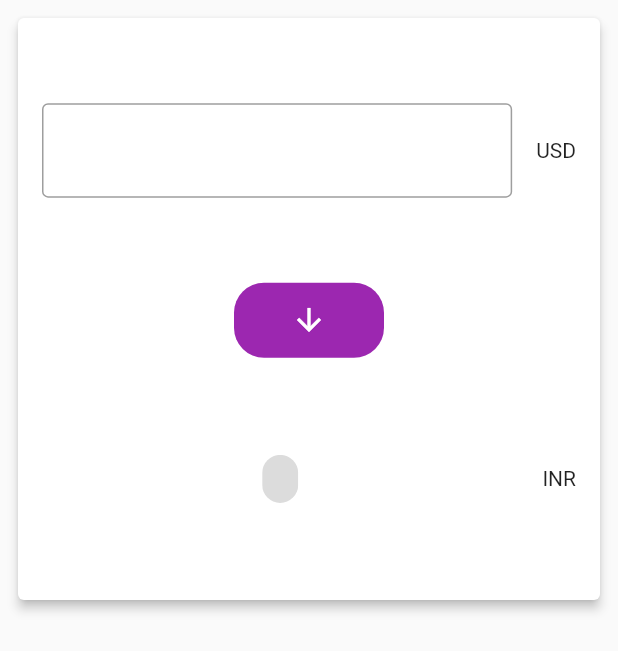
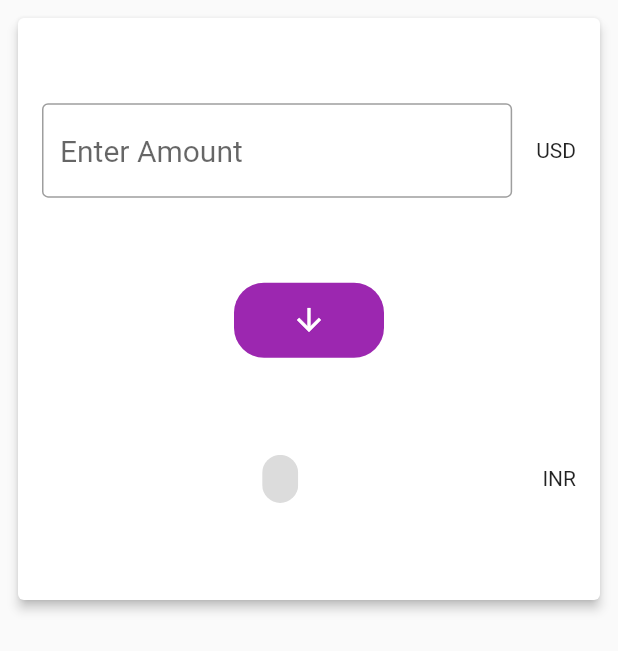
Before and after one commit to devpravesh/Assignment-App, a Flutter app: the Currency screen opened directly, on a phone screen of 412 x 824 dp. Shown: the top 651 px of the screen. Run offline on Flutter 3.47's test engine with Material 2 defaults, Android fonts, the phone set to English and light mode, and no system bars; our stand-ins replace fluttertoast, get, google_nav_bar, sqflite; accounts and stored records are empty; network calls fail.

Commit message:
All done

```diff
--- a/lib/views/currency.dart
+++ b/lib/views/currency.dart
@@ -86,7 +86,9 @@ class _CurrencyState extends State<Currency> {
                 ListTile(
                     title: TextField(
                       // controller: fromTextController,
-                      decoration: InputDecoration(border: OutlineInputBorder()),
+                      decoration: InputDecoration(
+                          border: OutlineInputBorder(),
+                          hintText: "Enter Amount"),
                       onChanged: (value) {
                         fromTextController.text = value;
                       },
@@ -117,7 +119,7 @@ class _CurrencyState extends State<Currency> {
                     title: Chip(
                       label: result != null
                           ? Text(
-                              "$result",
+                              "Rs. $result",
                             )
                           : Text(""),
                     ),
```
Also changed, not shown: lib/views/dashboard.dart (+8 -8 lines), 5 other files.
